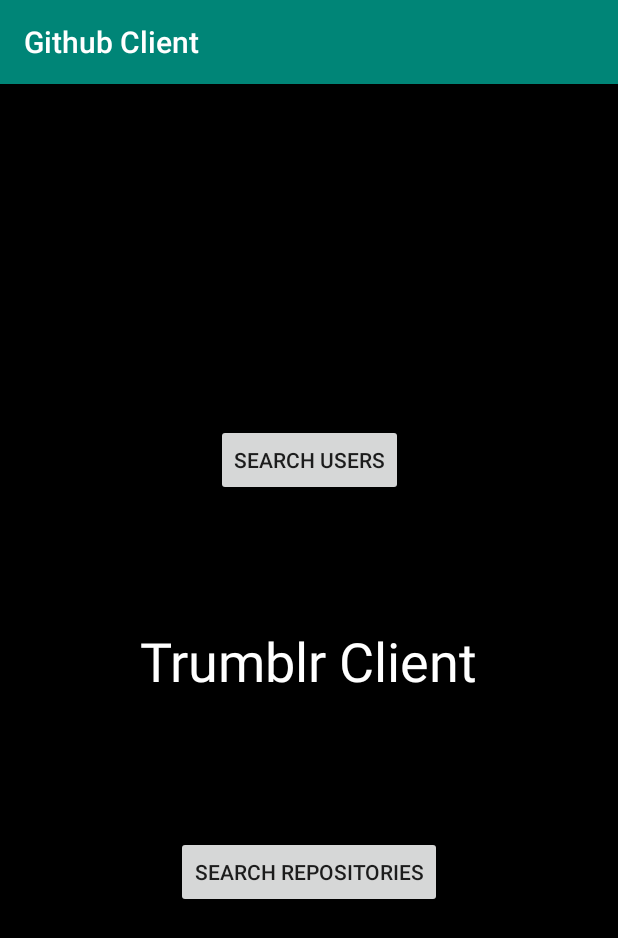
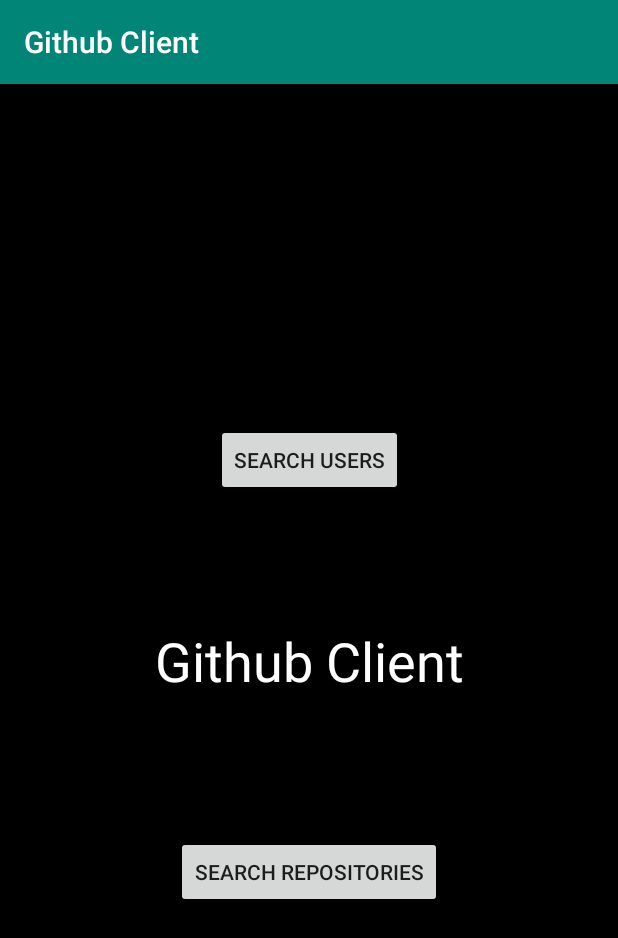
Before and after one commit to MateuszKrawczuk/GithubClient, an Android app: the screen it shows after launch (MainActivity), on a phone screen of 412 x 824 dp. Shown: the top 938 px of the screen. Run offline under Robolectric (Android 15) with nearby library versions, the phone set to English and light mode, and no system bars; our stand-ins replace Dagger/Hilt's generated code; 2 statements that could not run were skipped.

Commit message:
Workaround bug with nav framework. Try keep renaming.

```diff
--- a/app/src/main/java/pl/mateuszkrawczuk/tumblrclient/ui/main/MainMenuFragment.kt
+++ b/app/src/main/java/pl/mateuszkrawczuk/tumblrclient/ui/main/MainMenuFragment.kt
@@ -5,6 +5,8 @@ import android.view.LayoutInflater
 import android.view.View
 import android.view.ViewGroup
 import androidx.fragment.app.Fragment
+import androidx.navigation.findNavController
+import kotlinx.android.synthetic.main.fragment_main_menu.*
 import pl.mateuszkrawczuk.tumblrclient.R
 
 
@@ -19,4 +21,25 @@ class MainMenuFragment : Fragment() {
     }
 
 
+    override fun onViewCreated(view: View, savedInstanceState: Bundle?) {
+        super.onViewCreated(view, savedInstanceState)
+        searchUserButton.setOnClickListener {
+            disableButtons()
+            it.findNavController()
+                .navigate(MainMenuFragmentDirections.actionMainMenuFragmentToUserSearchFragment())
+        }
+        searchRepoButton.setOnClickListener {
+            disableButtons()
+            it.findNavController()
+                .navigate(MainMenuFragmentDirections.actionMainMenuFragmentToUserSearchFragment())
+        }
+    }
+
+/* TODO: Investigate and fix bug with nav framework.
+     It doesn't remove/hide previous fragment from view */
+
+    private fun disableButtons() {
+        searchUserButton.visibility = View.GONE
+        searchRepoButton.visibility = View.GONE
+    }
 }
--- a/app/src/main/res/layout/fragment_post_results.xml
+++ b/app/src/main/res/layout/fragment_post_results.xml
@@ -15,7 +15,7 @@
         android:id="@+id/main"
         android:layout_width="match_parent"
         android:layout_height="match_parent"
-        tools:context=".ui.main.MainFragment">
+        tools:context=".ui.main.UserSearchFragment">
 
         <EditText
             android:id="@+id/userName"
--- a/app/src/main/res/navigation/navcomponent.xml
+++ b/app/src/main/res/navigation/navcomponent.xml
@@ -12,25 +12,20 @@
         tools:layout="@layout/fragment_welcome_screen">
         <action
             android:id="@+id/action_welcomeScreenFragment_to_mainMenuFragment2"
-            app:destination="@id/mainMenuFragment"
-            app:enterAnim="@anim/nav_default_enter_anim"
-            app:exitAnim="@anim/nav_default_exit_anim"
-            app:popEnterAnim="@anim/nav_default_pop_enter_anim"
-            app:popExitAnim="@anim/nav_default_pop_exit_anim"
-            app:popUpTo="@+id/mainMenuFragment" />
+            app:destination="@id/mainMenuFragment" />
     </fragment>
-    <fragment
-        android:id="@+id/mainFragment"
-        android:name="pl.mateuszkrawczuk.tumblrclient.ui.main.UserSearchFragment"
-        android:label="main_fragment"
-        tools:layout="@layout/fragment_post_results" />
     <fragment
         android:id="@+id/mainMenuFragment"
         android:name="pl.mateuszkrawczuk.tumblrclient.ui.main.MainMenuFragment"
         android:label="fragment_main_menu"
         tools:layout="@layout/fragment_main_menu">
         <action
-            android:id="@+id/action_mainMenuFragment_to_mainFragment"
-            app:destination="@id/mainFragment" />
+            android:id="@+id/action_mainMenuFragment_to_userSearchFragment"
+            app:destination="@id/userSearchFragment" />
+    </fragment>
+    <fragment
+        android:id="@+id/userSearchFragment"
+        android:name="pl.mateuszkrawczuk.tumblrclient.ui.main.UserSearchFragment"
+        android:label="UserSearchFragment">
     </fragment>
 </navigation>
--- a/app/src/main/res/values/strings.xml
+++ b/app/src/main/res/values/strings.xml
@@ -1,9 +1,8 @@
 <resources>
     <string name="app_name">Github Client</string>
 
-    <!-- TODO: Remove or change this placeholder text -->
     <string name="hello_blank_fragment">Hello blank fragment</string>
-    <string name="trumblr_client">Trumblr Client</string>
+    <string name="trumblr_client">Github Client</string>
     <string name="username">Username</string>
     <string name="search_repositories">Search Repositories</string>
     <string name="search_users">Search Users</string>
```
